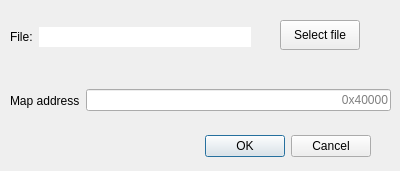
The window that src/dialogs/OpenFileDialog.ui (rizinorg/cutter) describes before a commit, drawn with Qt 5.
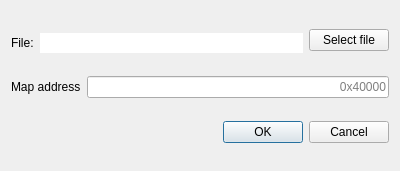
The same window after the commit.

Commit message: append layout to OpenFileDialog, so the dialog more flexible

Patch:
```diff
--- a/src/dialogs/OpenFileDialog.ui
+++ b/src/dialogs/OpenFileDialog.ui
@@ -13,44 +13,8 @@
   <property name="windowTitle">
    <string>Open file</string>
   </property>
-  <widget class="QDialogButtonBox" name="buttonBox">
-   <property name="geometry">
-    <rect>
-     <x>30</x>
-     <y>130</y>
-     <width>341</width>
-     <height>32</height>
-    </rect>
-   </property>
-   <property name="orientation">
-    <enum>Qt::Horizontal</enum>
-   </property>
-   <property name="standardButtons">
-    <set>QDialogButtonBox::Cancel|QDialogButtonBox::Ok</set>
-   </property>
-  </widget>
-  <widget class="QPushButton" name="selectFileButton">
-   <property name="geometry">
-    <rect>
-     <x>280</x>
-     <y>20</y>
-     <width>80</width>
-     <height>30</height>
-    </rect>
-   </property>
-   <property name="text">
-    <string>Select file</string>
-   </property>
-  </widget>
-  <widget class="QWidget" name="layoutWidget">
-   <property name="geometry">
-    <rect>
-     <x>10</x>
-     <y>20</y>
-     <width>241</width>
-     <height>29</height>
-    </rect>
-   </property>
+  <layout class="QGridLayout" name="gridLayout">
+   <item row="0" column="0">
    <layout class="QHBoxLayout" name="horizontalLayout">
     <property name="topMargin">
      <number>5</number>
@@ -88,16 +52,15 @@
      </widget>
     </item>
    </layout>
-  </widget>
-  <widget class="QWidget" name="horizontalLayoutWidget">
-   <property name="geometry">
-    <rect>
-     <x>10</x>
-     <y>80</y>
-     <width>381</width>
-     <height>41</height>
-    </rect>
-   </property>
+   </item>
+   <item row="0" column="1">
+    <widget class="QPushButton" name="selectFileButton">
+     <property name="text">
+      <string>Select file</string>
+     </property>
+    </widget>
+   </item>
+   <item row="1" column="0" colspan="2">
    <layout class="QHBoxLayout" name="horizontalLayout_2">
     <item>
      <widget class="QLabel" name="mapAddressLabel">
@@ -120,7 +83,18 @@
      </widget>
     </item>
    </layout>
-  </widget>
+   </item>
+   <item row="2" column="0" colspan="2">
+    <widget class="QDialogButtonBox" name="buttonBox">
+     <property name="orientation">
+      <enum>Qt::Horizontal</enum>
+     </property>
+     <property name="standardButtons">
+      <set>QDialogButtonBox::Cancel|QDialogButtonBox::Ok</set>
+     </property>
+    </widget>
+   </item>
+  </layout>
  </widget>
  <resources/>
  <connections>
```
Lines whose indentation alone changed are shown as unchanged.
